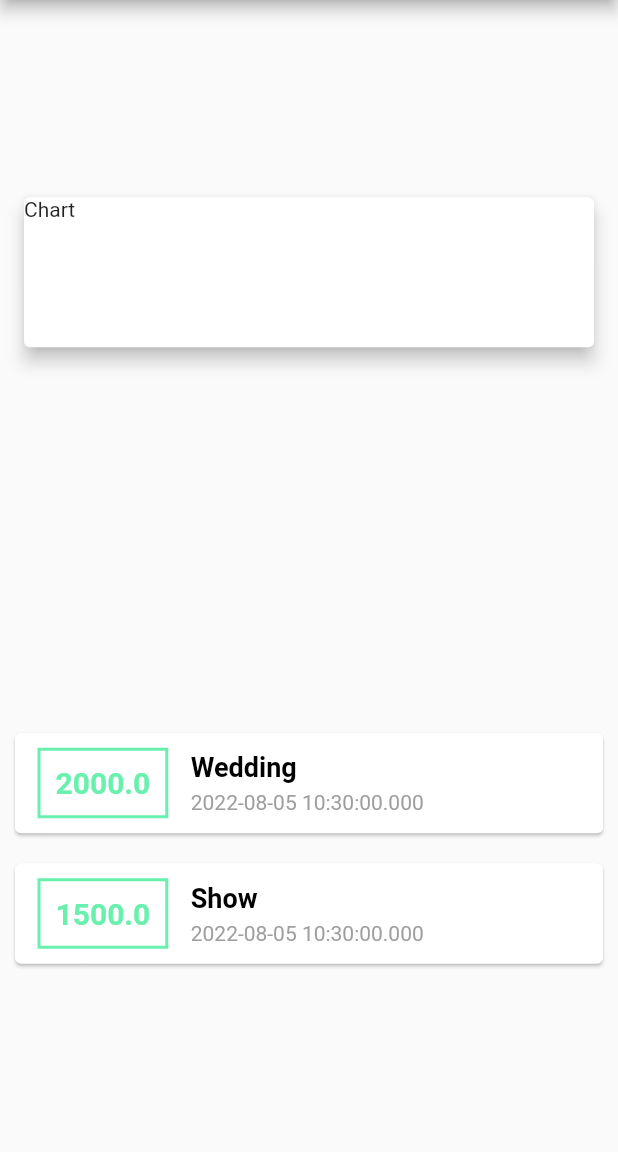
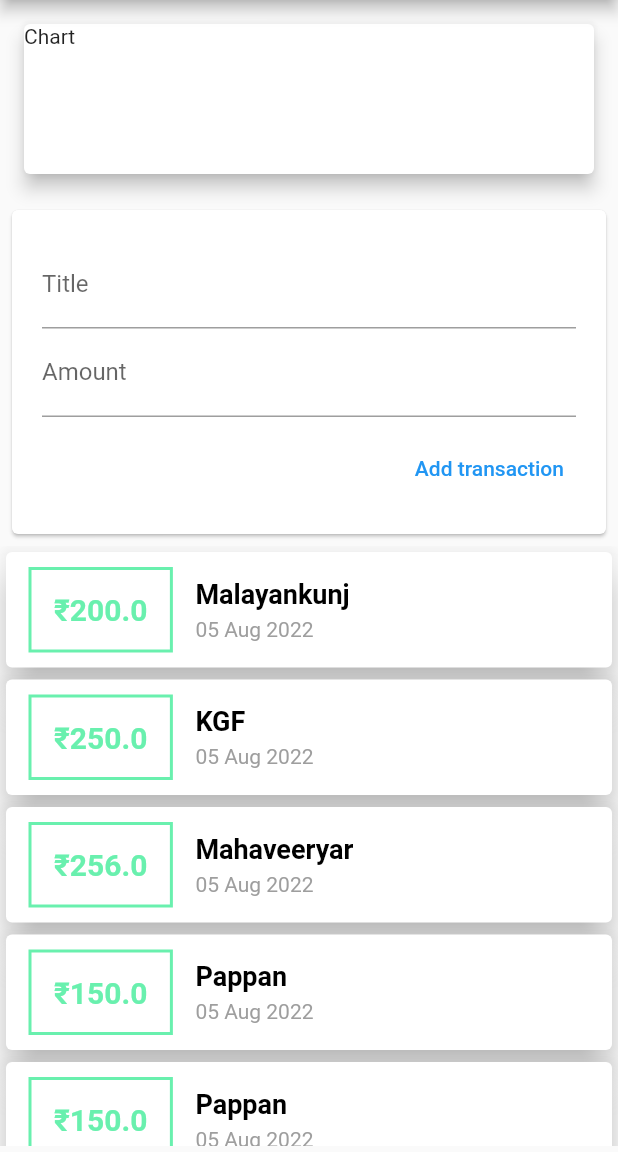
Before and after one commit to Abhilash-Puthukkudi/flutter_refresher, a Flutter app: the screen it shows after launch, on a phone screen of 412 x 824 dp, the part 84-1236 px from its top. Run offline on Flutter 3.47's test engine with Material 2 defaults, Android fonts, the phone set to English and light mode, and no system bars.

Commit message:
converted to listview

```diff
--- a/Styling /expense_app/lib/main.dart
+++ b/Styling /expense_app/lib/main.dart
@@ -1,7 +1,10 @@
+import 'dart:developer';
+
 import 'package:expense_app/models/transactions.dart';
 import 'package:expense_app/widgets/BottomCard.dart';
 import 'package:expense_app/widgets/TopCard.dart';
 import 'package:flutter/material.dart';
+import 'package:intl/intl.dart';
 
 void main() {
   runApp(ExpenseAPP());
@@ -20,68 +23,68 @@
 class Homepage extends StatelessWidget {
   final List<Transactions> transactions = [
     Transactions(
-        id: "1", title: "Wedding", amount: 2000.0, date: DateTime.now()),
-    Transactions(id: "2", title: "Show", amount: 1500.0, date: DateTime.now()),
+        id: "1", title: "Malayankunj", amount: 200.0, date: DateTime.now()),
+    Transactions(id: "2", title: "KGF", amount: 250.0, date: DateTime.now()),
+    Transactions(
+        id: "3", title: "Mahaveeryar", amount: 256.0, date: DateTime.now()),
+    Transactions(id: "4", title: "Pappan", amount: 150.0, date: DateTime.now()),
+    Transactions(id: "4", title: "Pappan", amount: 150.0, date: DateTime.now()),
+    Transactions(id: "4", title: "Pappan", amount: 150.0, date: DateTime.now()),
+    Transactions(id: "4", title: "Pappan", amount: 150.0, date: DateTime.now()),
+    Transactions(id: "4", title: "Pappan", amount: 150.0, date: DateTime.now()),
   ];
-
+  String? TitleInput;
+  double? amountInput;
   @override
   Widget build(BuildContext context) {
     // TODO: implement build
     return Scaffold(
       appBar: AppBar(title: Text("ExpenseAPP"), centerTitle: true),
-      body: Column(
-        mainAxisAlignment: MainAxisAlignment.spaceAround,
+      body: SingleChildScrollView(
+        child: Column(
+          // mainAxisAlignment: MainAxisAlignment.spaceAround,
           crossAxisAlignment: CrossAxisAlignment.stretch,
           children: [
             TopCard(),
-          Column(
-            children: transactions.map((Tx) {
-              return Card(
-                  margin: EdgeInsets.all(10),
-                  child: Row(
-                    mainAxisAlignment: MainAxisAlignment.start,
+            Card(
+              margin: EdgeInsets.all(8),
+              child: Container(
+                padding: EdgeInsets.all(20),
+                child: Column(
+                  mainAxisAlignment: MainAxisAlignment.spaceAround,
+                  crossAxisAlignment: CrossAxisAlignment.end,
                   children: [
-                      Container(
-                        padding: EdgeInsets.all(10),
-                        decoration: BoxDecoration(
-                          border: Border.all(
-                            color: Colors.greenAccent,
-                            width: 2,
+                    TextField(
+                      decoration: InputDecoration(labelText: "Title"),
+                      onChanged: (value) => TitleInput = value,
+                    ),
+                    TextField(
+                      decoration: InputDecoration(labelText: "Amount"),
+                      onChanged: (value) => amountInput = double.parse(value),
+                    ),
+                    SizedBox(
+                      height: 10,
+                    ),
+                    TextButton(
+                        onPressed: () {
+                          log("Amount : " + TitleInput.toString());
+                          log("Title  : " + amountInput.toString());
+                        },
+                        child: Text("Add transaction"))
+                  ],
                 ),
               ),
-                        margin:
-                            EdgeInsets.symmetric(vertical: 10, horizontal: 15),
-                        child: Text(
-                          Tx.amount.toString(),
-                          style: TextStyle(
-                              fontWeight: FontWeight.bold,
-                              fontSize: 20,
-                              color: Colors.greenAccent),
             ),
+            Container(
+              height: 400,
+              child: ListView(
+                children: transactions.map((Tx) {
+                  return BottomCard(Tr: Tx);
+                }).toList(),
               ),
-                      Column(
-                        mainAxisAlignment: MainAxisAlignment.spaceAround,
-                        crossAxisAlignment: CrossAxisAlignment.start,
-                        children: [
-                          Text(
-                            Tx.title.toString(),
-                            style: TextStyle(
-                                fontWeight: FontWeight.bold,
-                                fontSize: 18,
-                                color: Colors.black),
-                          ),
-                          SizedBox(
-                            height: 5,
-                          ),
-                          Text(Tx.date.toString(),
-                              style: TextStyle(color: Colors.grey))
-                        ],
             )
           ],
-                  ));
-            }).toList(),
-          )
-        ],
+        ),
       ),
     );
   }
--- a/Styling /expense_app/lib/widgets/BottomCard.dart
+++ b/Styling /expense_app/lib/widgets/BottomCard.dart
@@ -1,19 +1,57 @@
+import 'package:expense_app/models/transactions.dart';
 import 'package:flutter/material.dart';
 import 'package:flutter/src/foundation/key.dart';
 import 'package:flutter/src/widgets/framework.dart';
+import 'package:intl/intl.dart';
 
 class BottomCard extends StatelessWidget {
-  const BottomCard({Key? key}) : super(key: key);
+  final Transactions Tr;
+  const BottomCard({Key? key, required this.Tr}) : super(key: key);
 
   @override
   Widget build(BuildContext context) {
     return Card(
-      elevation: 5,
-      margin: EdgeInsets.all(16),
-      child: Container(
-          height: 100,
-          // width: double.infinity,
-          child: Text("List of items")),
-    );
+        elevation: 10,
+        margin: EdgeInsets.all(4),
+        child: Row(
+          mainAxisAlignment: MainAxisAlignment.start,
+          children: [
+            Container(
+              padding: EdgeInsets.all(15),
+              decoration: BoxDecoration(
+                border: Border.all(
+                  color: Colors.greenAccent,
+                  width: 2,
+                ),
+              ),
+              margin: EdgeInsets.symmetric(vertical: 10, horizontal: 15),
+              child: Text(
+                '₹' + Tr.amount.toString(),
+                style: TextStyle(
+                    fontWeight: FontWeight.bold,
+                    fontSize: 20,
+                    color: Colors.greenAccent),
+              ),
+            ),
+            Column(
+              mainAxisAlignment: MainAxisAlignment.spaceAround,
+              crossAxisAlignment: CrossAxisAlignment.start,
+              children: [
+                Text(
+                  Tr.title.toString(),
+                  style: TextStyle(
+                      fontWeight: FontWeight.bold,
+                      fontSize: 18,
+                      color: Colors.black),
+                ),
+                SizedBox(
+                  height: 5,
+                ),
+                Text(DateFormat("dd MMM yyyy").format(Tr.date as DateTime),
+                    style: TextStyle(color: Colors.grey))
+              ],
+            )
+          ],
+        ));
   }
 }
--- a/Styling /expense_app/pubspec.yaml
+++ b/Styling /expense_app/pubspec.yaml
@@ -29,7 +29,7 @@
 dependencies:
   flutter:
     sdk: flutter
-
+  intl: ^0.17.0
 
   # The following adds the Cupertino Icons font to your application.
   # Use with the CupertinoIcons class for iOS style icons.
```
Also changed, not shown: Styling /expense_app/pubspec.lock, 1 other file. Lines whose indentation alone changed are shown as unchanged.
